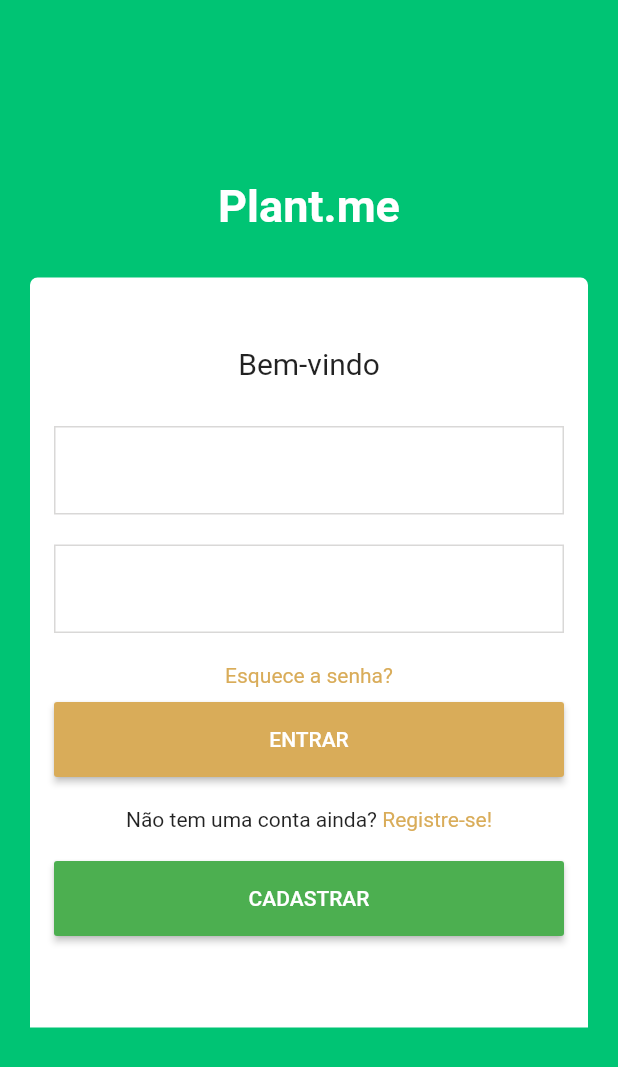
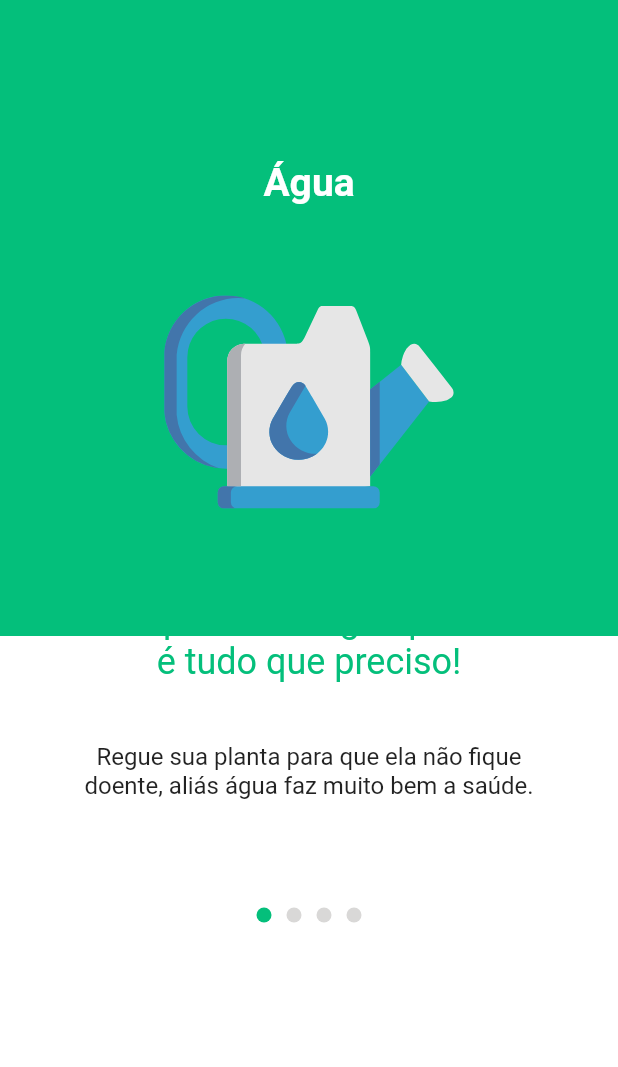
Before and after one commit to BrunoEleodoro/Plante-me, a Flutter app: the screen it shows after launch, after a tap on "ENTRAR", on a phone screen of 412 x 824 dp. Shown: the top 1067 px of the screen. Run offline on Flutter 3.47's test engine with Material 2 defaults, Android fonts, the phone set to English and light mode, and no system bars; our stand-ins replace camera, firebase_messaging, flutter_svg; accounts and stored records are empty.

Commit message:
Onboarding

```diff
--- a/lib/main.dart
+++ b/lib/main.dart
@@ -1,6 +1,7 @@
 import 'package:flutter/material.dart';
 import 'package:firebase_messaging/firebase_messaging.dart';
 import 'package:plante_me/pages/login.dart';
+import 'package:plante_me/pages/onboarding/onboarding.dart';
 import 'dart:io';
 import 'pages/subscribe.dart';
 import 'pages/take_photo.dart';
@@ -22,7 +23,8 @@ class MyApp extends StatelessWidget {
       routes: {
         // When navigating to the "/second" route, build the SecondScreen widget.
         'subscribe': (context) => SubscribeScreen(),
-        'photo' : (context) => TakePhoto()
+        'photo' : (context) => TakePhoto(),
+        'onboarding' : (context) => OnboardingPage(),
       },
     );
   }
--- a/lib/pages/login.dart
+++ b/lib/pages/login.dart
@@ -94,7 +94,9 @@ class _LoginPageState extends State<LoginPage> {
                           child: MaterialButton(
                             height: 50,
                             color: Color(0XFFD9AC59),
-                            onPressed: () {},
+                            onPressed: () {
+                              Navigator.pushNamed(context, 'onboarding');
+                            },
                             child: Text(
                               'ENTRAR',
                               style: TextStyle(color: Colors.white),
--- /dev/null
+++ b/lib/pages/onboarding/onboarding.dart
@@ -0,0 +1,184 @@
+import 'package:flutter/material.dart';
+import 'package:flutter_svg/flutter_svg.dart';
+
+class OnboardingPage extends StatefulWidget {
+  @override
+  _OnboardingPageState createState() => _OnboardingPageState();
+}
+
+class Background extends StatelessWidget {
+  @override
+  Widget build(BuildContext context) {
+    return Column(
+      children: <Widget>[
+        Container(
+          color: Color(0XFF04BF7B),
+          width: double.maxFinite,
+          height: MediaQuery.of(context).size.height - 400,
+        ),
+        Container(
+          color: Colors.white,
+          width: double.maxFinite,
+          height: MediaQuery.of(context).size.height,
+        ),
+      ],
+    );
+  }
+}
+
+class Dot extends StatelessWidget {
+  var color;
+
+  Dot({this.color});
+
+  @override
+  Widget build(BuildContext context) {
+    return Container(
+      margin: EdgeInsets.all(5),
+      width: 10,
+      height: 10,
+      decoration: BoxDecoration(
+          color: this.color,
+          borderRadius: BorderRadius.all(Radius.circular(25))),
+    );
+  }
+}
+
+class Page extends StatelessWidget {
+  var title;
+  var assetName;
+  var subtitle;
+  var description;
+
+  Page({this.title, this.assetName, this.subtitle, this.description});
+
+  @override
+  Widget build(BuildContext context) {
+    final Widget svgIcon = new SvgPicture.asset(
+      assetName,
+    );
+
+    return Container(
+      width: double.maxFinite,
+      child: Column(
+        mainAxisAlignment: MainAxisAlignment.center,
+        children: <Widget>[
+          SizedBox(
+            height: 40,
+          ),
+          Text(
+            this.title,
+            style: TextStyle(
+                color: Colors.white, fontSize: 26, fontWeight: FontWeight.bold),
+          ),
+          SizedBox(
+            height: 60,
+          ),
+          svgIcon,
+          SizedBox(
+            height: 60,
+          ),
+          Text(
+            this.subtitle,
+            style: TextStyle(
+              color: Color(0XFF04BF7B),
+              fontSize: 24,
+            ),
+            textAlign: TextAlign.center,
+          ),
+          SizedBox(
+            height: 40,
+          ),
+          Text(
+            this.description,
+            style: TextStyle(
+              fontSize: 16,
+            ),
+            textAlign: TextAlign.center,
+          ),
+        ],
+      ),
+    );
+  }
+}
+
+class _OnboardingPageState extends State<OnboardingPage> {
+  var selectedIndex = 0;
+  @override
+  Widget build(BuildContext context) {
+    return Scaffold(
+      body: SingleChildScrollView(
+        child: Stack(
+          children: <Widget>[
+            Background(),
+            Column(
+              children: <Widget>[
+                Container(
+                  height: 600,
+                  child: PageView(
+                    onPageChanged: (value)  {
+                      setState(() {
+                        selectedIndex = value;
+                      });
+                    },
+                    children: <Widget>[
+                      Page(
+                        title: 'Água',
+                        assetName: 'assets/onboarding1.svg',
+                        subtitle:
+                            'Um pouco de água por dia\né tudo que preciso!',
+                        description:
+                            'Regue sua planta para que ela não fique\ndoente, aliás água faz muito bem a saúde.',
+                      ),
+                      Page(
+                        title: 'Sol',
+                        assetName: 'assets/onboarding2.svg',
+                        subtitle:
+                            'Ah, o Sol, nada como uma\nboa fotossíntese!',
+                        description:
+                            'O Sol é um recurso natural importantíssimo\nno crescimento de sua planta, não se\nesqueça disso.',
+                      ),
+                      Page(
+                        title: 'Adubo',
+                        assetName: 'assets/onboarding3.svg',
+                        subtitle:
+                        'Reformar para crescer,\nesse é o lema!',
+                        description:
+                        'Adube e troque a terra de sua planta\nperiodicamente, dessa maneira ela crescerá\nforte e saudável.',
+                      ),
+                      Page(
+                        title: 'Plant.me',
+                        assetName: 'assets/onboarding4.svg',
+                        subtitle:
+                        'Espero que nossa relação\ndure um bom tempo!',
+                        description:
+                        '',
+                      )
+                    ],
+                  ),
+                ),
+                Row(
+                  mainAxisAlignment: MainAxisAlignment.center,
+                  children: <Widget>[
+                    Dot(
+                      color: (selectedIndex == 0) ? Color(0XFF04BF7B) : Color(0XFFD9D8D7),
+                    ),
+                    Dot(
+                      color: (selectedIndex == 1) ? Color(0XFF04BF7B) : Color(0XFFD9D8D7),
+                    ),
+                    Dot(
+                      color: (selectedIndex == 2) ? Color(0XFF04BF7B) : Color(0XFFD9D8D7),
+                    ),
+                    Dot(
+                      color: (selectedIndex == 3) ? Color(0XFF04BF7B) : Color(0XFFD9D8D7),
+                    ),
+                  ],
+                ),
+              ],
+            ),
+          ],
+        ),
+      ),
+    );
+  }
+}
--- /dev/null
+++ b/lib/pages/onboarding/screens/first.dart
@@ -0,0 +1 @@
+import 'package:flutter/material.dart';
--- a/pubspec.yaml
+++ b/pubspec.yaml
@@ -27,6 +27,7 @@ dependencies:
   firebase_messaging: 5.1.3
   http: ^0.12.0+2
   camera: ^0.5.3+1
+  flutter_svg: ^0.14.0
 
 dev_dependencies:
   flutter_test:
```
Also changed, not shown: assets/onboarding1.svg (added), assets/onboarding2.svg (added), assets/onboarding3.svg (added), assets/onboarding4.svg (added), pubspec.lock.
